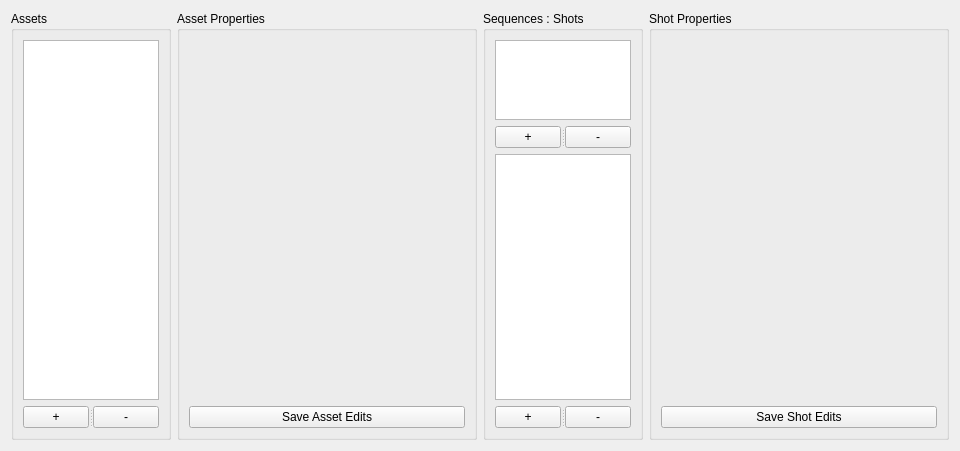
This is ui/projectManager_main.ui in all-in-one-of/Eve as Qt 5 draws it before an edit. The edited form follows.
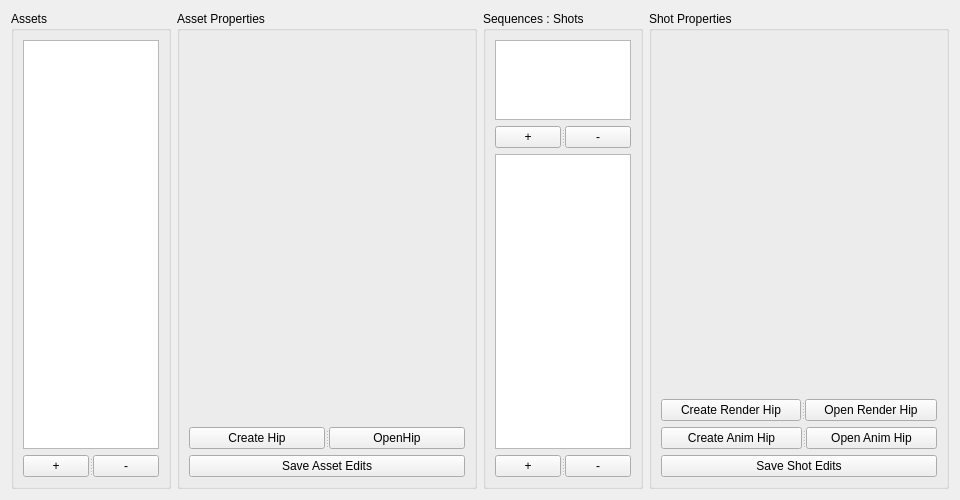
This is the edited form.

Patch:
```diff
--- a/ui/projectManager_main.ui
+++ b/ui/projectManager_main.ui
@@ -7,7 +7,7 @@
     <x>0</x>
     <y>0</y>
     <width>960</width>
-    <height>451</height>
+    <height>500</height>
    </rect>
   </property>
   <property name="windowTitle">
@@ -57,10 +57,16 @@
     <widget class="QGroupBox" name="box_propAsset">
      <property name="minimumSize">
       <size>
-       <width>200</width>
+       <width>0</width>
        <height>0</height>
       </size>
      </property>
+     <property name="maximumSize">
+      <size>
+       <width>300</width>
+       <height>16777215</height>
+      </size>
+     </property>
      <property name="title">
       <string>Asset Properties</string>
      </property>
@@ -81,6 +87,23 @@
         </property>
        </spacer>
       </item>
+      <item>
+       <widget class="QSplitter" name="splitter_4">
+        <property name="orientation">
+         <enum>Qt::Horizontal</enum>
+        </property>
+        <widget class="QPushButton" name="btn_assetHipCreate">
+         <property name="text">
+          <string>Create Hip</string>
+         </property>
+        </widget>
+        <widget class="QPushButton" name="btn_assetHipOpen">
+         <property name="text">
+          <string>OpenHip</string>
+         </property>
+        </widget>
+       </widget>
+      </item>
       <item>
        <widget class="QPushButton" name="btn_saveAsset">
         <property name="text">
@@ -162,6 +185,12 @@
    </item>
    <item>
     <widget class="QGroupBox" name="box_propShots">
+     <property name="maximumSize">
+      <size>
+       <width>300</width>
+       <height>16777215</height>
+      </size>
+     </property>
      <property name="title">
       <string>Shot Properties</string>
      </property>
@@ -182,6 +211,40 @@
         </property>
        </spacer>
       </item>
+      <item>
+       <widget class="QSplitter" name="splitter_5">
+        <property name="orientation">
+         <enum>Qt::Horizontal</enum>
+        </property>
+        <widget class="QPushButton" name="pushButton">
+         <property name="text">
+          <string>Create Render Hip</string>
+         </property>
+        </widget>
+        <widget class="QPushButton" name="pushButton_3">
+         <property name="text">
+          <string>Open Render Hip</string>
+         </property>
+        </widget>
+       </widget>
+      </item>
+      <item>
+       <widget class="QSplitter" name="splitter_6">
+        <property name="orientation">
+         <enum>Qt::Horizontal</enum>
+        </property>
+        <widget class="QPushButton" name="pushButton_4">
+         <property name="text">
+          <string>Create Anim Hip</string>
+         </property>
+        </widget>
+        <widget class="QPushButton" name="pushButton_5">
+         <property name="text">
+          <string>Open Anim Hip</string>
+         </property>
+        </widget>
+       </widget>
+      </item>
       <item>
        <widget class="QPushButton" name="btn_saveShot">
         <property name="text">
```
